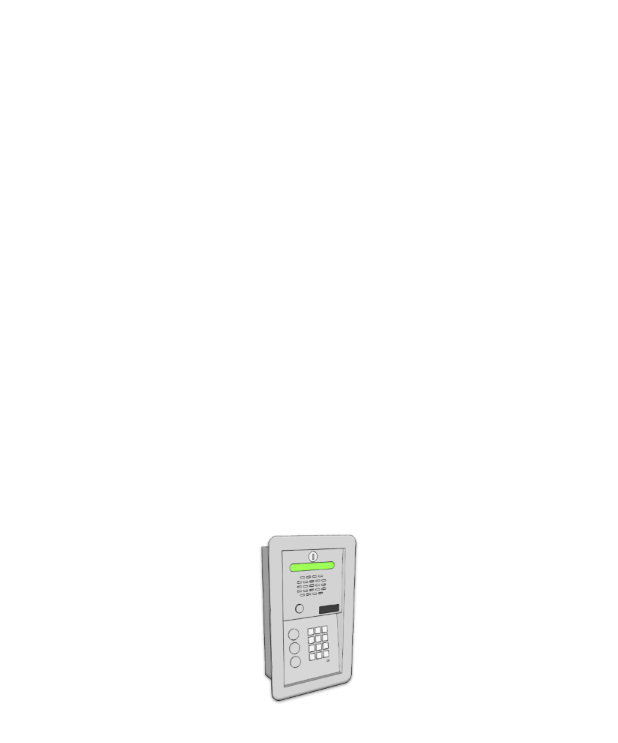
After one commit to ethauvin/TESRemoteProgrammer, an Android app: the SplashActivity screen opened directly, with no data from a screen before it, on a phone screen of 412 x 824 dp. The commit adds this screen. Shown: the top 743 px of the screen. Run offline under Robolectric (Android 15) with nearby library versions, the phone set to English and light mode, and no system bars; 3 statements that could not run were skipped.

Commit message:
Added splash screen

```diff
--- /dev/null
+++ b/app/src/main/java/net/thauvin/erik/android/tesremoteprogrammer/SplashActivity.kt
@@ -0,0 +1,33 @@
+/*
+ * SplashActivity.kt
+ *
+ * Copyright 2016 Erik C. Thauvin (erik@thauvin.net)
+ *
+ * Licensed under the Apache License, Version 2.0 (the "License");
+ * you may not use this file except in compliance with the License.
+ * You may obtain a copy of the License at
+ *
+ *     http://www.apache.org/licenses/LICENSE-2.0
+ *
+ * Unless required by applicable law or agreed to in writing, software
+ * distributed under the License is distributed on an "AS IS" BASIS,
+ * WITHOUT WARRANTIES OR CONDITIONS OF ANY KIND, either express or implied.
+ * See the License for the specific language governing permissions and
+ * limitations under the License.
+ */
+package net.thauvin.erik.android.tesremoteprogrammer
+
+import android.content.Intent
+import android.os.Bundle
+import android.support.v7.app.AppCompatActivity
+
+class SplashActivity : AppCompatActivity() {
+
+    override fun onCreate(savedInstanceState: Bundle?) {
+        super.onCreate(savedInstanceState)
+
+        val intent = Intent(this, MainActivity::class.java)
+        startActivity(intent)
+        finish()
+    }
+}
--- /dev/null
+++ b/app/src/main/res/drawable/background_splash.xml
@@ -0,0 +1,12 @@
+<?xml version="1.0" encoding="utf-8"?>
+<layer-list xmlns:android="http://schemas.android.com/apk/res/android">
+
+    <item android:drawable="@android:color/white" />
+
+    <item>
+        <bitmap
+            android:gravity="center"
+            android:src="@drawable/splash"/>
+    </item>
+
+</layer-list>
--- a/app/src/main/res/values/styles.xml
+++ b/app/src/main/res/values/styles.xml
@@ -6,6 +6,10 @@
         <item name="colorAccent">@color/colorAccent</item>
     </style>
 
+    <style name="SplashTheme" parent="Theme.AppCompat.NoActionBar">
+        <item name="android:windowBackground">@drawable/background_splash</item>
+    </style>
+
     <style name="UnderlinePageIndicator">
         <item name="selectedColor">@color/colorAccent</item>
     </style>
```
Also changed, not shown: app/src/main/AndroidManifest.xml (+7 -2 lines), app/src/main/res/drawable-hdpi/splash.png (added), app/src/main/res/drawable-mdpi/splash.png (added), app/src/main/res/drawable-xhdpi/splash.png (added), app/src/main/res/drawable-xxhdpi/splash.png (added), app/src/main/res/drawable-xxxhdpi/splash.png (added).
